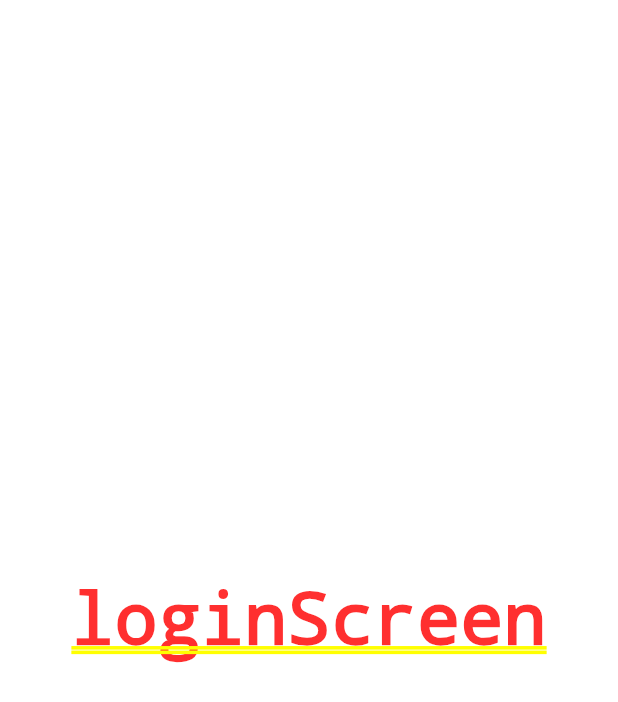
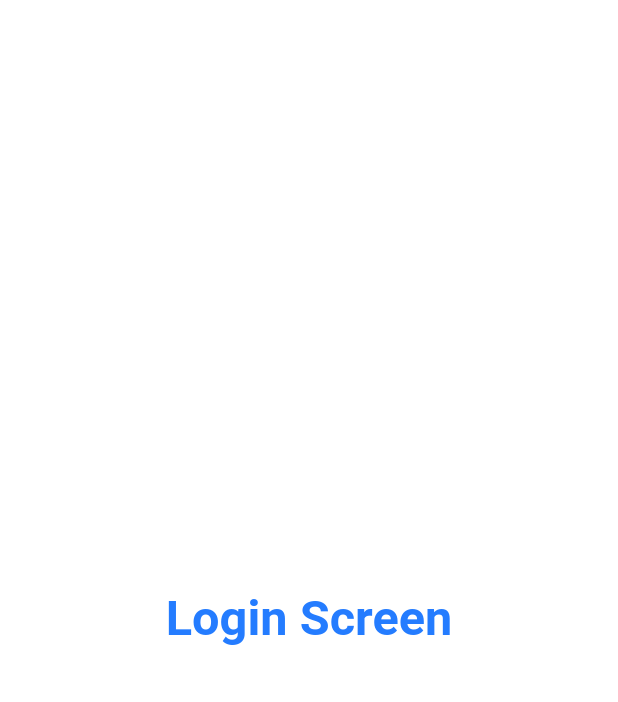
Before and after one commit to islam489/flutter_advanced_appointment, a Flutter app: the screen it shows after launch, after a tap on "Get Started", on a phone screen of 412 x 824 dp. Shown: the top 702 px of the screen. Run offline on Flutter 3.47's test engine with Material 2 defaults, Android fonts, the phone set to English and light mode, and no system bars; our stand-ins replace animated_splash_screen, flutter_screenutil, flutter_svg; missing offline and left inert: dart:ffi.

```diff
--- a/lib/features/login/ui/screen/loginScreen.dart
+++ b/lib/features/login/ui/screen/loginScreen.dart
@@ -1,11 +1,16 @@
 import 'package:flutter/material.dart';
+import 'package:flutter_advanced_appointment/core/Theming/styles.dart';
 class LoginScreen extends StatelessWidget {
   const LoginScreen({Key? key}) : super(key: key);
 
   @override
   Widget build(BuildContext context) {
-    return const Center(
-      child: Text('loginScreen'),
+    return  Scaffold(
+      body: Center(
+        child: Text('Login Screen',
+          textAlign: TextAlign.center,
+          style: TextStyles.font32BlueBold)
+      ),
     );
   }
 }
--- a/lib/features/splash/splash_screen.dart
+++ b/lib/features/splash/splash_screen.dart
@@ -1,9 +1,7 @@
 import 'package:animated_splash_screen/animated_splash_screen.dart';
 import 'package:flutter/material.dart';
-import 'package:flutter_advanced_appointment/core/Helpers/extensions.dart';
 import 'package:flutter_advanced_appointment/features/onBoarding/ui/screen/onboardingScreen.dart';
 
-import '../../core/Routing/routes.dart';
 class SplashScreen extends StatefulWidget {
   const SplashScreen({Key? key}) : super(key: key);
 
@@ -17,7 +15,7 @@ class _SplashScreenState extends State<SplashScreen> {
   Widget build(BuildContext context) {
     return  AnimatedSplashScreen(
       splashIconSize: 800.0,
-      duration: 2500,
+      duration: 1000,
         splash: 'assets/images/splash.png',
         nextScreen: const OnBoardingScreen(),
       splashTransition: SplashTransition.slideTransition,
```
